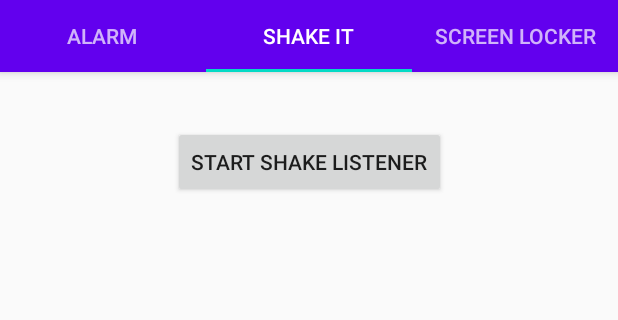
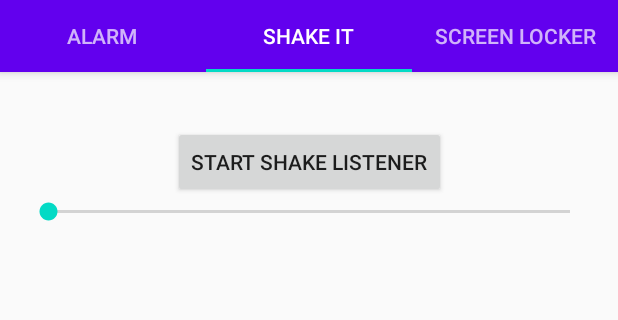
Before and after one commit to sharif-dev/HW2-Sensors, an Android app: the screen it shows after launch (MainActivity), tab 2 chosen, on a phone screen of 412 x 824 dp, the part 89-409 px from its top. Run offline under Robolectric (Android 15) with nearby library versions, the phone set to English and light mode, and no system bars.

```diff
--- a/app/build.gradle
+++ b/app/build.gradle
@@ -34,4 +34,6 @@ dependencies {
     testImplementation 'junit:junit:4.12'
     androidTestImplementation 'androidx.test.ext:junit:1.1.1'
     androidTestImplementation 'androidx.test.espresso:espresso-core:3.2.0'
+    //noinspection GradleCompatible
+    implementation "com.android.support:support-compat:28.0.0"
 }
--- a/app/src/main/AndroidManifest.xml
+++ b/app/src/main/AndroidManifest.xml
@@ -5,7 +5,7 @@
     <uses-permission android:name="android.permission.RECEIVE_BOOT_COMPLETED" />
     <uses-permission android:name="android.permission.VIBRATE" />
 
-    <uses-sdk android:minSdkVersion="4" />
+
     <application
         android:allowBackup="true"
         android:icon="@mipmap/ic_launcher"
--- a/app/src/main/java/com/example/fulloffeatures/fragments/ShakeItFragment.java
+++ b/app/src/main/java/com/example/fulloffeatures/fragments/ShakeItFragment.java
@@ -11,6 +11,7 @@ import android.view.LayoutInflater;
 import android.view.View;
 import android.view.ViewGroup;
 import android.widget.Button;
+import android.widget.SeekBar;
 
 import com.example.fulloffeatures.R;
 import com.example.fulloffeatures.services.ShakeService;
@@ -28,6 +29,7 @@ public class ShakeItFragment extends Fragment {
     private Activity activity;
 
 
+    private SeekBar seekBar;
     private Button mShakeButton;
 
     public ShakeItFragment() {
--- a/app/src/main/res/layout/fragment_shake_it.xml
+++ b/app/src/main/res/layout/fragment_shake_it.xml
@@ -18,9 +18,15 @@
             app:layout_constraintRight_toRightOf="parent"
             app:layout_constraintLeft_toLeftOf="parent"
             app:layout_constraintTop_toTopOf="parent"
-            android:layout_marginTop="20dp"
-            android:onClick="shakeClicked"/>
+            android:layout_marginTop="20dp"/>
 
+        <SeekBar
+            android:id="@+id/shake_it_fragment_seek_bar"
+            android:layout_width="match_parent"
+            android:layout_height="wrap_content"
+            app:layout_constraintRight_toRightOf="parent"
+            app:layout_constraintLeft_toLeftOf="parent"
+            app:layout_constraintTop_toBottomOf="@id/shake_it_fragment_shake_button"/>
 
 
 
--- a/app/src/main/res/values/strings.xml
+++ b/app/src/main/res/values/strings.xml
@@ -7,6 +7,9 @@
     <string name="alarm_reset">Reset Alarm</string>
     <string name="start_shake">Start Shake Listener</string>
     <string name="stop_shake">Stop Shake Listener</string>
+    <string name="channel_name">Vibration</string>
+    <string name="channel_description">channel to show shaking detection.</string>
+    <string name="shake_recognized">Shake Recognized!</string>
 
     <string-array name="tab_title">
         <item>Alarm</item>
```
Also changed, not shown: app/src/main/java/com/example/fulloffeatures/sensors/ShakeSensor.java (+35 -0 lines), app/src/main/java/com/example/fulloffeatures/services/ShakeService.java (+2 -5 lines).
